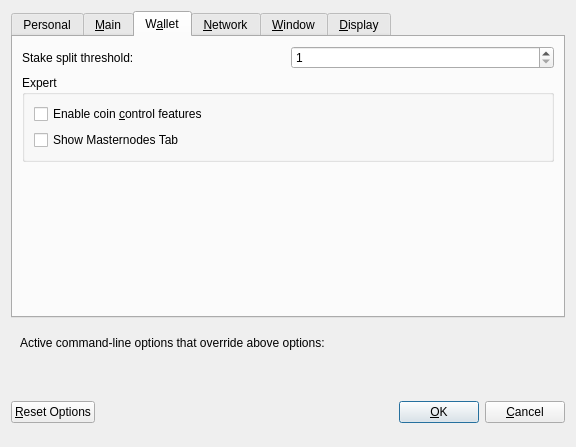
Above: src/qt/forms/optionsdialog.ui from AnkerPay/Anker before the change. Below: the same form after it.
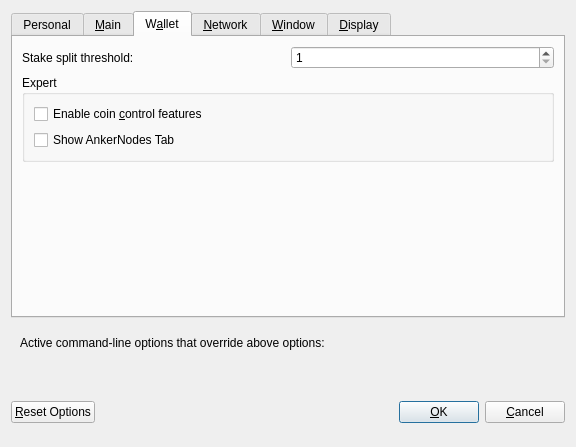
That is the form after the change. The open tabs and pages were chosen to show the change. Custom widgets are drawn as their Qt base class.

```diff
--- a/src/qt/forms/optionsdialog.ui
+++ b/src/qt/forms/optionsdialog.ui
@@ -347,7 +347,7 @@
              <string>Show additional tab listing all your masternodes in first sub-tab&lt;br/&gt;and all masternodes on the network in second sub-tab.</string>
             </property>
             <property name="text">
-             <string>Show Masternodes Tab</string>
+             <string>Show AnkerNodes Tab</string>
             </property>
            </widget>
           </item>
```
Left out of the diff: 2 changed lines with no effect on the pictures.
